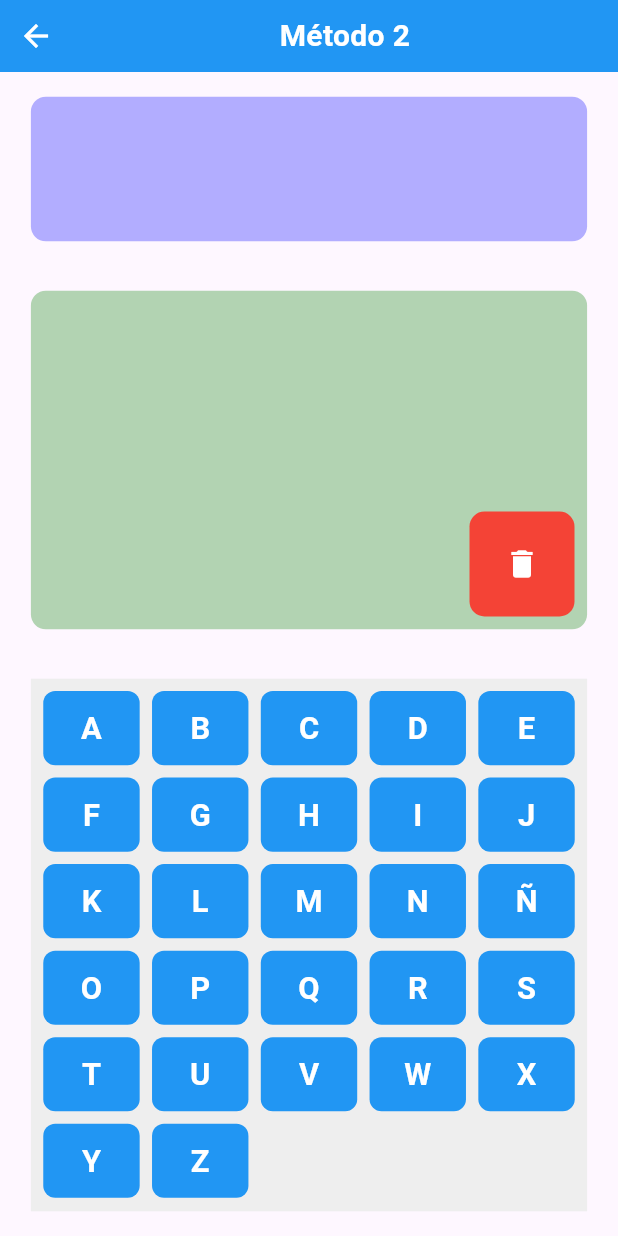
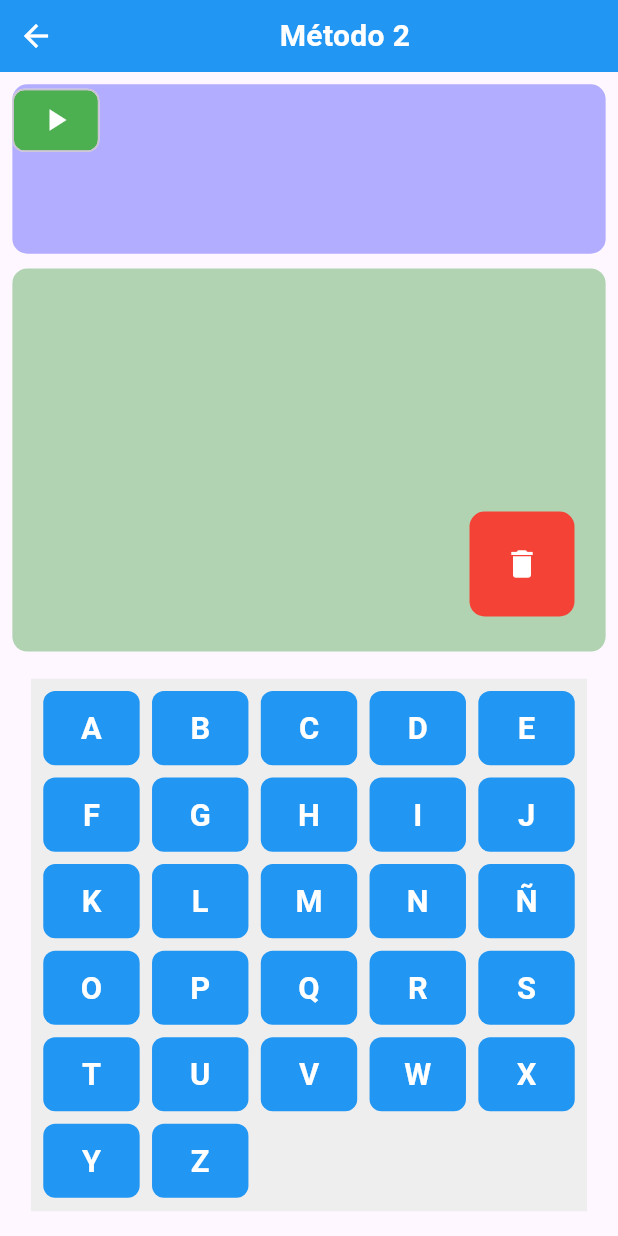
Before and after one commit to EVER1588/RubiApp, a Flutter app: the Metodo2Screen screen opened directly, on a phone screen of 412 x 824 dp. Run offline on Flutter 3.47's test engine with Material 3 defaults, Android fonts, the phone set to English and light mode, and no system bars; our stand-ins replace flutter_tts, shared_preferences; accounts and stored records are empty.

Commit message:
Ajuste de tamaño C1 y C2, Boton de Play

```diff
--- a/lib/constants/constants.dart
+++ b/lib/constants/constants.dart
@@ -3,9 +3,9 @@ import 'package:uuid/uuid.dart';
 import 'package:flutter_tts/flutter_tts.dart';
 
 const List<String> palabrasValidas = [
-"ABAJO", "ABRAZAR", "ABRIGO", "ABRIGOS", "ABRIR", "AGREGADO", "AGREGAN", "AGREGAR", "AGUA", "AGUJA", "AGUJAS",
+"ABAJO", "ABANICO", "ABRAZAR", "ABRIGO", "ABRIGOS", "ABRIR", "AGREGADO", "AGREGAN", "AGREGAR", "AGUA", "AGUJA", "AGUJAS",
 "ÁGUILA", "ÁGUILAS", "AHORA", "ALGO", "ALLÁ", "ALMOHADA", "ALMOHADAS", "ALTO", "ALTOS", "AMARILLO", "AMARILLOS",
-"AMIGA", "AMIGAS", "AMIGO", "AMIGOS", "AMOR", "ANDAR", "ANIMAL", "ANIMALES", "ANTES", "AQUÍ", "ARBOL", "ÁRBOL",
+"AMIGA", "AMIGAS", "AMIGO", "AMIGOS", "AMO", "AMOR", "ANDAR", "ANIMAL", "ANIMALES", "ANTES", "AQUÍ", "ARBOL", "ÁRBOL",
 "ARBUSTO", "ARBUSTOS", "ARDILLA", "ARDILLAS", "ARENA", "ARENAS", "ARCOÍRIS", "ARMARIO", "ARMARIOS", "ARRIBA",
 "ASIENTO", "AVE", "AVES", "AYER", "AZUL", "AZULES", "AZÚCAR", "BAILAR", "BAILES", "BAJO", "BAJOS", "BALLENAS",
 "BALLENA", "BARCO", "BARCOS", "BAÑO", "BAÑOS", "BEBÉ", "BEBÉS", "BEBER", "BIEN", "BIENES", "BICICLETA", "BICICLETAS",
@@ -38,7 +38,7 @@ const List<String> palabrasValidas = [
 "JARDÍN", "JARDINES", "JUGAR", "JUGUETE", "JUGUETES", "LAGO", "LAGOS", "LÁMPARA", "LÁMPARAS", "LANZAR", "LECHE",
 "LEER", "LEJANA", "LEJANAS", "LEJANO", "LEJANOS", "LEJOS", "LENTEJA", "LENTEJAS", "LENTO", "LIBRO", "LIBROS",
 "LIMPIEZA", "LIMPIO", "LLAVE", "LLAVES", "LOBO", "LOBOS", "LUZ", "LUCES", "LUGAR", "MAGIA", "MASA", "MASAS",
-"MESEDORA", "MESA", "MESAS", "MIEL", "MIL", "MOMENTO", "MONTAÑA", "MONTAÑAS", "MUCHOS", "MUEBLE", "MUEBLES",
+"MESEDORA", "MESA", "MESAS", "MIEL", "MIL", "MOMENTO", "MONTAÑA", "MONTAÑAS", "MUCHO", "MUCHOS", "MUEBLE", "MUEBLES",
 "NADA", "NARANJA", "NEGRO", "NINGUN", "NOCHE", "NOVENO", "NUEVE", "NUNCA", "OCHO", "ONCE", "OSCURO", "OTROS",
 "PALABRA", "PALABRAS", "PALO", "PALOS", "PANTALLA", "PANTALLAS", "PANTALÓN", "PANTALONES", "PAPA", "PAPÁ", "PAPEL",
 "PAPELES", "PARA", "PARED", "PAREDES", "PASILLO", "PATIO", "PATOS", "PERDER", "PERRO", "PERSONA", "PERSONAS",
@@ -59,7 +59,7 @@ const List<String> palabrasValidas = [
 "VENTANA", "VENTANAS", "VESTIDO", "VESTIDOS",
 "A", "AL", "CON", "DA", "DAN", "DON", "DAR", "DE", "EL", "EN", "ES", "FE", "HA", "HE", "LA",
 "LE", "LO", "LAS", "LOS", "LUZ", "ME", "MI", "MAS", "MES", "MIS", "NI",
-"NO", "QUE", "QUI", "SE", "SI", "SU", "SIN", "TE", "TU", "UN", "VA", "VAN"
+"NO", "QUE", "QUI", "SE", "SI", "SU", "SIN", "TE", "TU", "UN", "VA", "VAN", "VES",
 "VE", "VEN", "VER", "VI", "WEB", "WI", "Y", "YA", "YO",
   ];
 
@@ -105,7 +105,7 @@ const Map<String, List<String>> silabasPorLetra = {
   "S": ["S", "SA", "SE", "SI", "SO", "SU", "SAN", "SEN", "SIN", "SON", "SUN", "SAM", "SEM", "SIM", "SO", "SUM"],
   "T": ["T", "TA", "TE", "TI", "TO", "TU", "TRA", "TRE", "TRI", "TRO", "TRU"],
   "U": ["Ú", "U", "UL", "UN", "UR", "US"],
-  "V": ["V", "VA", "VE", "VI", "VO", "VU", "VAN", "VEN", "VIN", "VON", "VUN", "VAR", "VER", "VIR", "VOR", "VUR",
+  "V": ["V", "VA", "VE", "VI", "VO", "VU", "VAN", "VEN", "VIN", "VON", "VUN", "VAR", "VER", "VES", "VIR", "VOR", "VUR",
         "VAL", "VEL", "VEL", "VOL", "VUL",],
   "W": ["W", "WEB", "WI"],
   "X": ["X", "XA", "XE", "XI"],
--- a/lib/screens/metodo2_screen.dart
+++ b/lib/screens/metodo2_screen.dart
@@ -57,10 +57,13 @@ class _Metodo2ScreenState extends State<Metodo2Screen> {
       ),
       body: Column(
         children: [
-          // Contenedor 1 (Azul) con restricciones
+          // Contenedor 1 (Azul) con restricciones y botón de PLAY
           Expanded(
-            flex: 1,
-            child: DragTarget<Map<String, dynamic>>(
+            flex: 1, // Mantener flex para distribuir espacio
+            child: Stack(
+              children: [
+                // Área de DragTarget
+                DragTarget<Map<String, dynamic>>(
                   onWillAccept: (data) {
                     // Solo aceptar bloques verdes (palabras válidas)
                     return data?['color'] == BlockColor.green;
@@ -74,10 +77,13 @@ class _Metodo2ScreenState extends State<Metodo2Screen> {
                   },
                   builder: (context, candidateData, rejectedData) {
                     return Container(
-                  width: screenWidth * 0.95,
+                      width: screenWidth * 0.98,
                       margin: EdgeInsets.symmetric(
-                    horizontal: screenWidth * 0.05,
-                    vertical: screenHeight * 0.02,
+                        horizontal: screenWidth * 0.02,
+                        vertical: screenHeight * 0.01,
+                      ),
+                      constraints: BoxConstraints(
+                        minHeight: screenHeight * 0.2, // Alto mínimo del contenedor
                       ),
                       decoration: BoxDecoration(
                         color: Color.fromRGBO(0, 0, 255, 0.3),
@@ -86,7 +92,27 @@ class _Metodo2ScreenState extends State<Metodo2Screen> {
                       child: Wrap(
                         spacing: 8.0,
                         runSpacing: 4.0,
-                    children: bloquesContenedor1.map((bloque) {
+                        children: [
+                          // Botón de PLAY como el primer bloque
+                          Chip(
+                            label: GestureDetector(
+                              onTap: () async {
+                                // Concatenar todas las palabras del contenedor 1
+                                final texto = bloquesContenedor1.join(' ');
+                                if (texto.isNotEmpty) {
+                                  await flutterTts.speak(texto); // Reproducir el texto
+                                }
+                              },
+                              child: Icon(
+                                Icons.play_arrow, // Solo el ícono de reproducción
+                                color: Colors.white,
+                              ),
+                            ),
+                            backgroundColor: Colors.green, // Color del botón
+                          ),
+
+                          // Bloques del contenedor 1
+                          ...bloquesContenedor1.map((bloque) {
                             return Draggable<Map<String, dynamic>>(
                               data: {
                                 'contenido': bloque,
@@ -121,9 +147,12 @@ class _Metodo2ScreenState extends State<Metodo2Screen> {
                               ),
                             );
                           }).toList(),
+                        ],
                       ),
                     );
                   },
+                ),
+              ],
             ),
           ),
 
@@ -147,10 +176,10 @@ class _Metodo2ScreenState extends State<Metodo2Screen> {
                   },
                   builder: (context, candidateData, rejectedData) {
                     return Container(
-                      width: screenWidth * 0.95,
+                      width: screenWidth * 0.98,
                       margin: EdgeInsets.symmetric(
-                        horizontal: screenWidth * 0.05,
-                        vertical: screenHeight * 0.02,
+                        horizontal: screenWidth * 0.02,
+                        vertical: screenHeight * 0.002,
                       ),
                       decoration: BoxDecoration(
                         color: Color.fromRGBO(0, 128, 0, 0.3),
```
Lines whose indentation alone changed are shown as unchanged.
